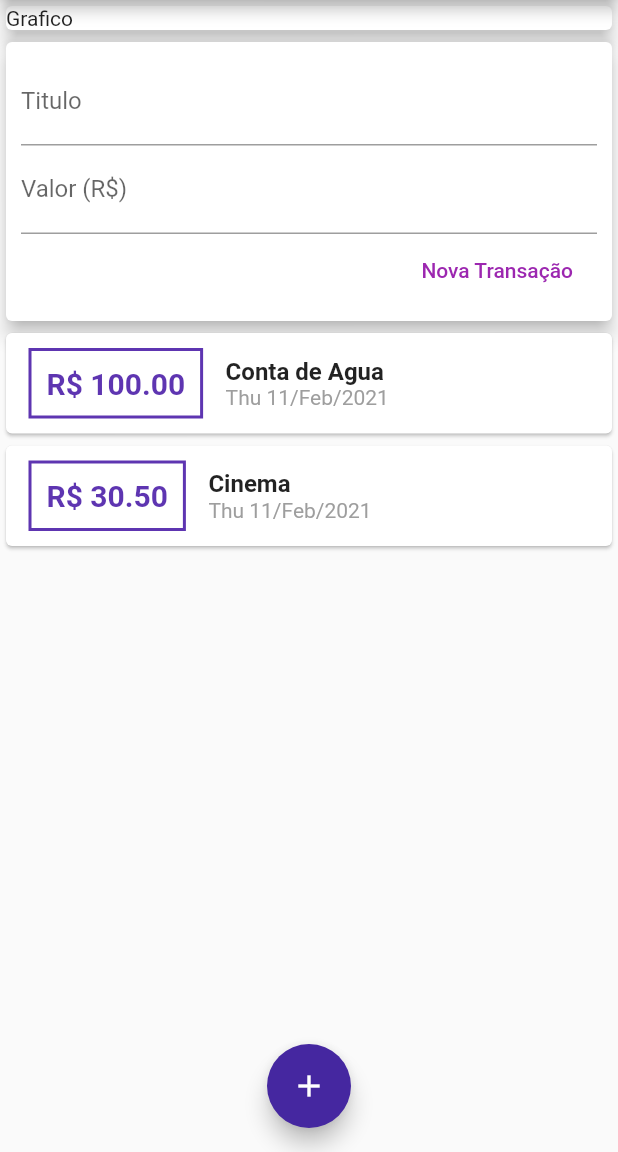
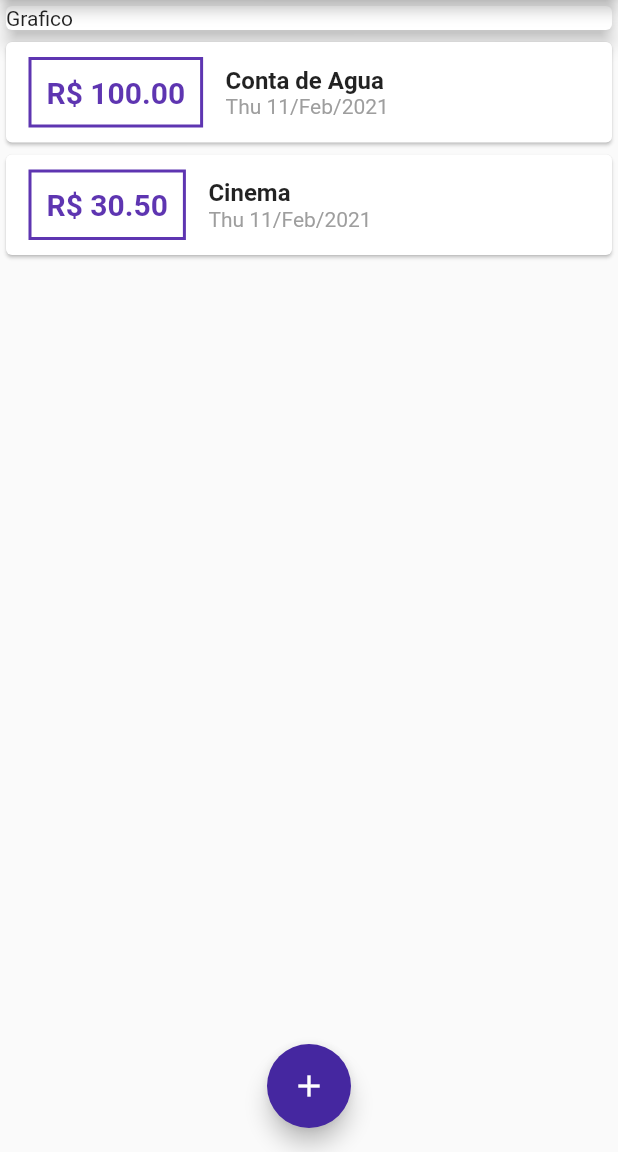
Before and after one commit to VitorL02/Despesas-Pessoais, a Flutter app: the screen it shows after launch, on a phone screen of 412 x 824 dp, the part 84-1236 px from its top. Run offline on Flutter 3.47's test engine with Material 2 defaults, Android fonts, the phone set to English and light mode, and no system bars; Roboto replaces fonts that are missing (Raleway).

```diff
--- a/lib/components/transactionForm.dart
+++ b/lib/components/transactionForm.dart
@@ -29,6 +29,7 @@ class TransactionForm extends StatelessWidget {
           children: <Widget>[
             TextField(
               controller: titleController,
+              onSubmitted: (_) => _submitForm(),
               decoration: InputDecoration(
                 labelText: 'Titulo',
               ),
--- a/lib/components/transactionUser.dart
+++ /dev/null
@@ -1,51 +0,0 @@
-import 'dart:math';
-
-import 'package:flutter/material.dart';
-import './transactionForm.dart';
-import './transactionsList.dart';
-import '../models/transactions.dart';
-
-class TransactionUser extends StatefulWidget {
-  @override
-  _State createState() => _State();
-}
-
-class _State extends State<TransactionUser> {
-  final _transactions = [
-    Transaction(
-      id: 't1',
-      title: 'Conta de Agua',
-      value: 100.00,
-      date: DateTime.now(),
-    ),
-    Transaction(
-      id: 't2',
-      title: 'Cinema',
-      value: 30.50,
-      date: DateTime.now(),
-    ),
-  ];
-
-  _addTransaction(String title, double value) {
-    final newTransaction = Transaction(
-      id: Random().nextDouble.toString(),
-      title: title,
-      value: value,
-      date: DateTime.now(),
-    );
-    setState(() {
-      _transactions.add(newTransaction);
-    });
-  }
-  //Quando uma transação for adicionada o metodo build (roda) vai atualizar e criar uma nova,o setState faz essa atualização
-
-  @override
-  Widget build(BuildContext context) {
-    return Column(children: <Widget>[
-      TransactionForm(
-          _addTransaction), //Passando  de forma indireta (por meio de uma função) componente filho chama a função na hora certa
-      TransactionList(
-          _transactions), // Passando de forma direta pai passa dados diretos pro componente filho,
-    ]);
-  }
-}
--- a/lib/main.dart
+++ b/lib/main.dart
@@ -1,5 +1,9 @@
 import 'package:flutter/material.dart';
-import 'components/transactionUser.dart';
+import 'components/transactionForm.dart';
+
+import 'components/transactionsList.dart';
+import 'models/transactions.dart';
+import 'dart:math';
 
 main() => runApp(ExpensesApp());
 
@@ -10,7 +14,47 @@ class ExpensesApp extends StatelessWidget {
   }
 }
 
-class MyHomePage extends StatelessWidget {
+class MyHomePage extends StatefulWidget {
+  @override
+  _MyHomePageState createState() => _MyHomePageState();
+}
+
+class _MyHomePageState extends State<MyHomePage> {
+  _openTransactionFormModal(BuildContext context) {
+    showModalBottomSheet(
+        context: context,
+        builder: (ctx) {
+          return TransactionForm(null);
+        });
+  }
+
+  final _transactions = [
+    Transaction(
+      id: 't1',
+      title: 'Conta de Agua',
+      value: 100.00,
+      date: DateTime.now(),
+    ),
+    Transaction(
+      id: 't2',
+      title: 'Cinema',
+      value: 30.50,
+      date: DateTime.now(),
+    ),
+  ];
+
+  _addTransaction(String title, double value) {
+    final newTransaction = Transaction(
+      id: Random().nextDouble.toString(),
+      title: title,
+      value: value,
+      date: DateTime.now(),
+    );
+    setState(() {
+      _transactions.add(newTransaction);
+    });
+  }
+
   @override
   Widget build(BuildContext context) {
     return Scaffold(
@@ -18,7 +62,7 @@ class MyHomePage extends StatelessWidget {
           actions: <Widget>[
             IconButton(
               icon: Icon(Icons.add),
-              onPressed: () {},
+              onPressed: () => _openTransactionFormModal(context),
             )
           ],
           title: Text('Despesas Pessoais',
@@ -36,14 +80,14 @@ class MyHomePage extends StatelessWidget {
                   elevation: 5,
                 ),
               ),
-              TransactionUser(),
+              TransactionList(_transactions),
             ],
           ),
         ),
         floatingActionButton: FloatingActionButton(
           backgroundColor: Colors.deepPurple[800],
           child: Icon(Icons.add),
-          onPressed: () {},
+          onPressed: () => _openTransactionFormModal(context),
         ),
         floatingActionButtonLocation: FloatingActionButtonLocation.centerFloat);
   }
```
